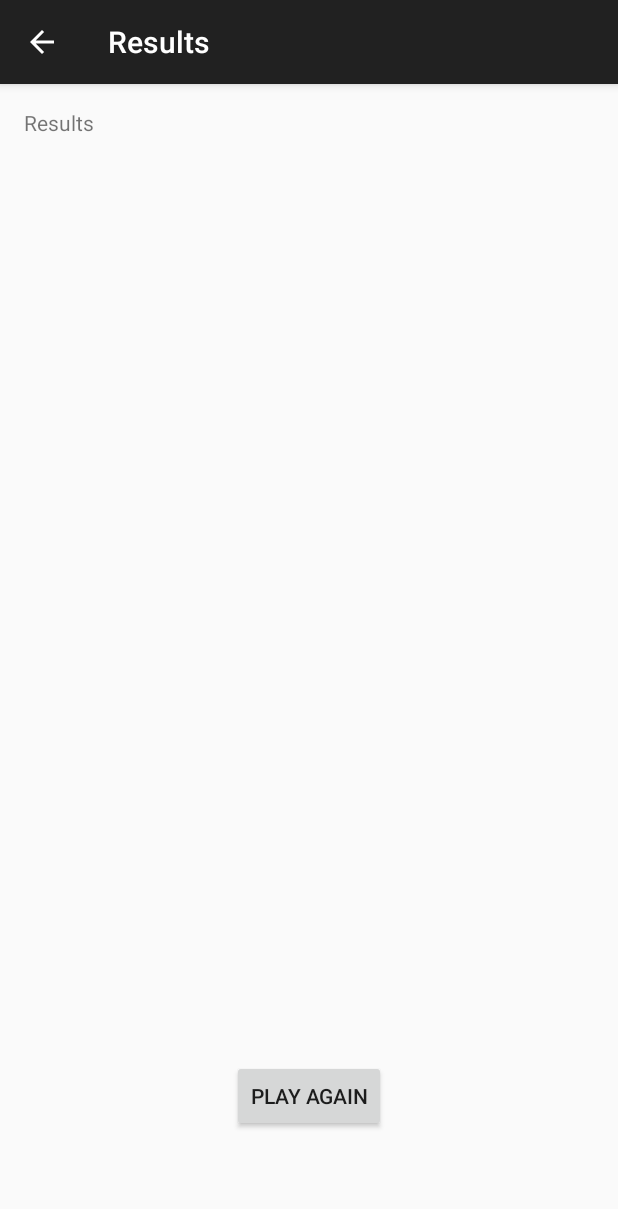
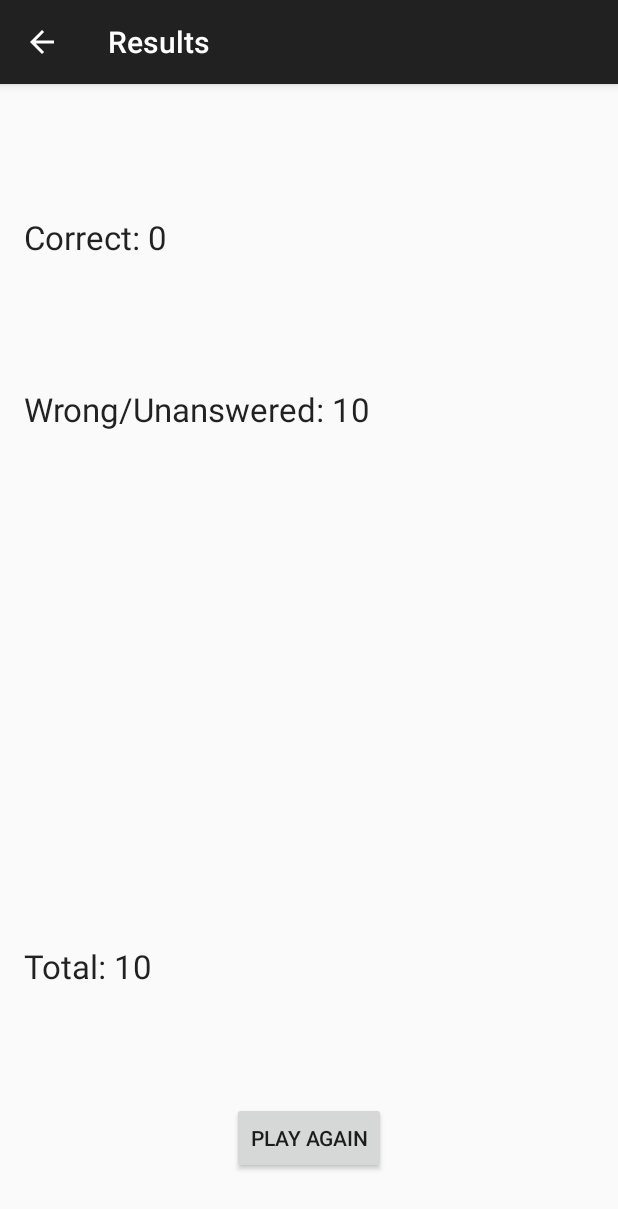
Before and after one commit to CS399TeamBlowfish/BlowfishAnagram, an Android app: the Results screen opened directly, with no data from a screen before it, on a phone screen of 412 x 824 dp. Shown: the top 1209 px of the screen. Run offline under Robolectric (Android 15) with nearby library versions, the phone set to English and light mode, and no system bars.

Commit message:
Edited results() function in Game and modified results screen to display results

```diff
--- a/app/src/main/java/com/android/blowfishanagram/Game.java
+++ b/app/src/main/java/com/android/blowfishanagram/Game.java
@@ -28,6 +28,7 @@ public class Game extends AppCompatActivity {
 
     private Button skipButton;
     private Button startOver;
+//    private Button results; test button
 
     private Button[] buttons;
     private String challenge;
@@ -60,6 +61,14 @@ public class Game extends AppCompatActivity {
             }
         }.start();
 
+        // test results page
+//        results = (Button) findViewById(R.id.results);
+//        results.setOnClickListener(new View.OnClickListener() {
+//            @Override
+//            public void onClick(View v) {
+//                results();
+//            }
+//        });
 
         skipButton = (Button) findViewById(R.id.skipButton);
         skipButton.setOnClickListener(new View.OnClickListener() {
@@ -154,9 +163,12 @@ public class Game extends AppCompatActivity {
         startActivity(intent);
     }
 
-    //Delete
+    //Go to results page. Pass in solved results
     public void results(){
         Intent intent = new Intent(this, Results.class);
+        Bundle bundle = new Bundle();
+        bundle.putInt("solved", solved);
+        intent.putExtra("results", bundle);
         startActivity(intent);
     }
 
--- a/app/src/main/java/com/android/blowfishanagram/Results.java
+++ b/app/src/main/java/com/android/blowfishanagram/Results.java
@@ -7,8 +7,14 @@ import android.os.Bundle;
 import android.view.Menu;
 import android.view.MenuItem;
 import android.view.View;
+import android.widget.TextView;
 
 public class Results extends AppCompatActivity {
+    TextView correct;
+    TextView wrong;
+    TextView total;
+    private int solved;
+    private int unsolved;
 
     @Override
     protected void onCreate(Bundle savedInstanceState) {
@@ -18,6 +24,24 @@ public class Results extends AppCompatActivity {
         //adds back button
         ActionBar actionBar = getSupportActionBar();
         actionBar.setDisplayHomeAsUpEnabled(true);
+
+        correct = (TextView) findViewById(R.id.textViewCorrect);
+        wrong = (TextView) findViewById(R.id.textViewWrong);
+        total = (TextView) findViewById(R.id.textViewTotal);
+
+        // get data passed from Game activity
+        Intent intent = getIntent();
+        Bundle bundle = intent.getExtras();
+
+        // check if bundle has data
+        if(bundle != null) {
+            solved = bundle.getInt("solved");
+        }
+
+        unsolved = 10 - solved;
+        correct.setText("Correct: " + solved);
+        wrong.setText("Wrong/Unanswered: " + unsolved);
+        total.setText("Total: 10");
     }
 
     @Override
--- a/app/src/main/res/layout/activity_results.xml
+++ b/app/src/main/res/layout/activity_results.xml
@@ -6,18 +6,51 @@
     android:paddingBottom="@dimen/activity_vertical_margin"
     tools:context="com.android.blowfishanagram.Results">
 
-    <TextView android:text="Results" android:layout_width="wrap_content"
-        android:layout_height="wrap_content" />
+    <!--<TextView android:text="Results" android:layout_width="wrap_content"-->
+        <!--android:layout_height="wrap_content"-->
+        <!--android:id="@+id/textView2" />-->
 
     <Button
         android:layout_width="wrap_content"
         android:layout_height="wrap_content"
         android:text="Play Again"
         android:id="@+id/btnPlayAgain"
-        android:layout_marginBottom="53dp"
+        android:onClick="game"
         android:layout_alignParentBottom="true"
         android:layout_centerHorizontal="true"
-        android:onClick="game"
-        />
+        android:layout_marginBottom="25dp" />
+
+    <TextView
+        android:layout_width="wrap_content"
+        android:layout_height="wrap_content"
+        android:textAppearance="?android:attr/textAppearanceLarge"
+        android:text="Large Text"
+        android:id="@+id/textViewCorrect"
+        android:layout_alignParentLeft="true"
+        android:layout_alignParentStart="true"
+        android:layout_marginTop="71dp" />
+
+    <TextView
+        android:layout_width="wrap_content"
+        android:layout_height="wrap_content"
+        android:textAppearance="?android:attr/textAppearanceLarge"
+        android:text="Large Text"
+        android:id="@+id/textViewWrong"
+        android:layout_marginTop="85dp"
+        android:layout_below="@+id/textViewCorrect"
+        android:layout_alignParentLeft="true"
+        android:layout_alignParentStart="true" />
+
+    <TextView
+        android:layout_width="wrap_content"
+        android:layout_height="wrap_content"
+        android:textAppearance="?android:attr/textAppearanceLarge"
+        android:text="Large Text"
+        android:id="@+id/textViewTotal"
+        android:layout_marginBottom="76dp"
+        android:layout_above="@+id/btnPlayAgain"
+        android:layout_alignParentLeft="true"
+        android:layout_alignParentStart="true" />
+
 
 </RelativeLayout>
```
Also changed, not shown: app/src/main/res/layout/activity_game.xml (+9 -0 lines), 1 other file.
